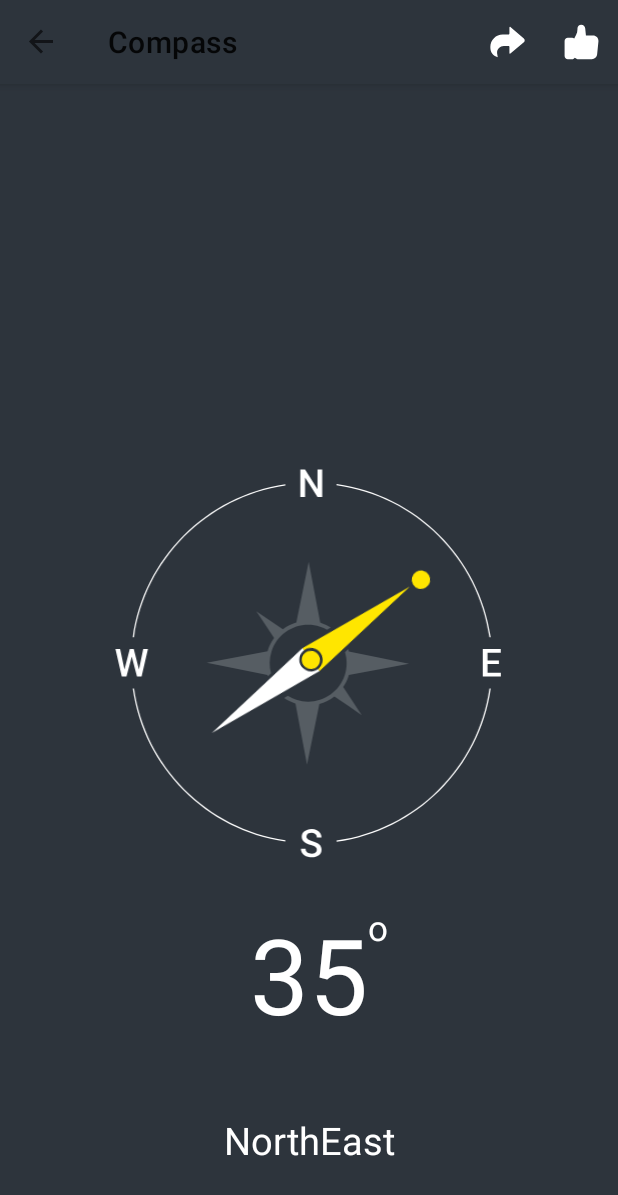
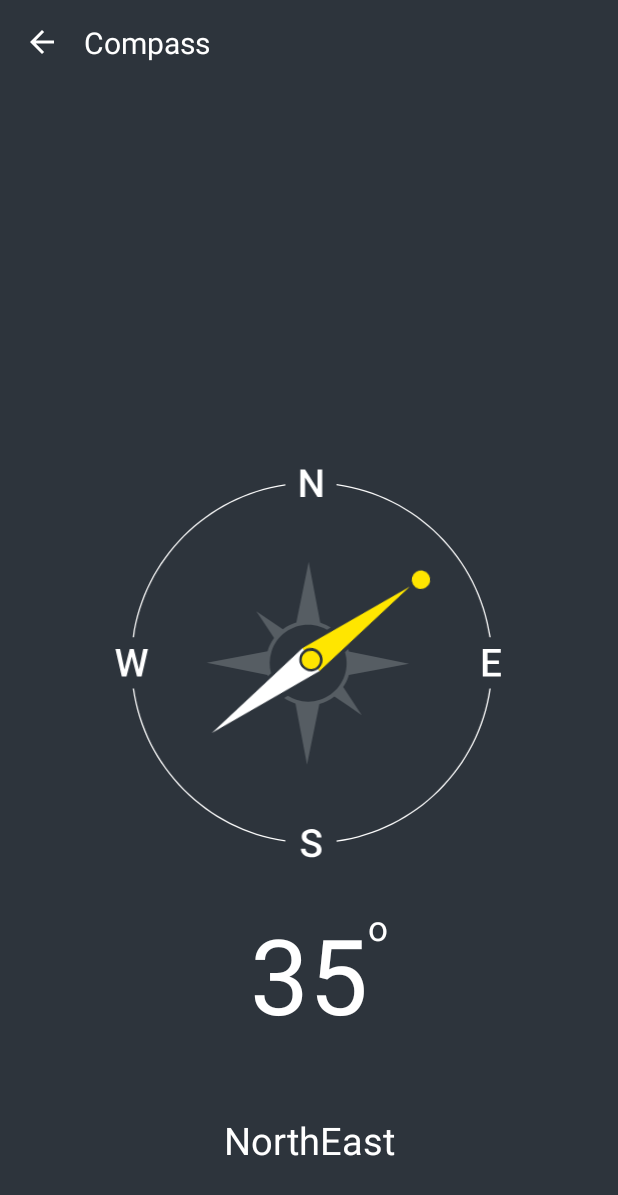
Before and after one commit to Mohd-Sohaib/FlashLight, an Android app: the CompassFrag screen opened through its navigation route, on a phone screen of 412 x 824 dp. Shown: the top 1195 px of the screen. Run offline under Robolectric (Android 15) with nearby library versions, the phone set to English and light mode, and no system bars; our stand-ins replace navigation-ui; 1 statement that could not run was skipped.

Commit message:
toolbar remove, changes design

```diff
--- a/app/build.gradle
+++ b/app/build.gradle
@@ -45,6 +45,9 @@ dependencies {
     implementation 'androidx.navigation:navigation-fragment-ktx:2.6.0'
     implementation 'androidx.navigation:navigation-ui-ktx:2.6.0'
     implementation 'androidx.core:core-ktx:1.10.1'
+    implementation 'androidx.lifecycle:lifecycle-viewmodel-ktx:2.6.1'
+    implementation 'androidx.activity:activity-ktx:1.7.2'
+    implementation 'androidx.fragment:fragment-ktx:1.6.0'
     testImplementation 'junit:junit:4.13.2'
     androidTestImplementation 'androidx.test.ext:junit:1.1.5'
     androidTestImplementation 'androidx.test.espresso:espresso-core:3.5.1'
--- a/app/src/main/java/com/example/flashlight/ui/MainActivity.kt
+++ b/app/src/main/java/com/example/flashlight/ui/MainActivity.kt
@@ -22,34 +22,12 @@ class MainActivity : AppCompatActivity() {
         _binding = ActivityMainBinding.inflate(layoutInflater)
         setContentView(binding.root)
 
-        setSupportActionBar(binding.toolbar)
-        supportActionBar?.displayOptions.toString()
 
 
-        val navHostFragment = supportFragmentManager.findFragmentById(R.id.my_nav_host_fragment) as NavHostFragment
-        val navController = navHostFragment.navController
-        val config = AppBarConfiguration(navController.graph)
+//        val navHostFragment = supportFragmentManager.findFragmentById(R.id.my_nav_host_fragment) as NavHostFragment
+//        val navController = navHostFragment.navController
+//        val config = AppBarConfiguration(navController.graph)
 
-        findViewById<Toolbar>(R.id.toolbar).setupWithNavController(navController,config)
-    }
-
-
-    override fun onCreateOptionsMenu(menu: Menu?): Boolean {
-        menuInflater.inflate(R.menu.menu_option, menu)
-        return true
-    }
-
-    override fun onOptionsItemSelected(item: MenuItem): Boolean {
-      when(item.itemId){
-          R.id.rating -> {
-              val bottomSheetRating =  BottomSheetRatingFrag()
-              bottomSheetRating.show(supportFragmentManager,bottomSheetRating.tag)
-          }
-          R.id.share -> {
-              Toast.makeText(this,"Share Selected", Toast.LENGTH_SHORT).show()
-          }
-      }
-        return super.onOptionsItemSelected(item)
     }
 
     override fun onDestroy() {
--- a/app/src/main/java/com/example/flashlight/ui/fragments/CompassFrag.kt
+++ b/app/src/main/java/com/example/flashlight/ui/fragments/CompassFrag.kt
@@ -5,6 +5,8 @@ import androidx.fragment.app.Fragment
 import android.view.LayoutInflater
 import android.view.View
 import android.view.ViewGroup
+import androidx.navigation.fragment.findNavController
+import com.example.flashlight.R
 import com.example.flashlight.databinding.FragmentCompassBinding
 
 
@@ -22,4 +24,13 @@ class CompassFrag : Fragment() {
 
     }
 
+    override fun onViewCreated(view: View, savedInstanceState: Bundle?) {
+        super.onViewCreated(view, savedInstanceState)
+
+        binding.imgBack.setOnClickListener {
+            findNavController().navigate(R.id.action_compassFrag_to_homeFrag)
+        }
+
+    }
+
 }
--- a/app/src/main/java/com/example/flashlight/ui/fragments/HomeFrag.kt
+++ b/app/src/main/java/com/example/flashlight/ui/fragments/HomeFrag.kt
@@ -3,6 +3,7 @@ package com.example.flashlight.ui.fragments
 import android.annotation.SuppressLint
 import android.content.Context
 import android.content.pm.PackageManager
+import android.graphics.Color
 import android.hardware.camera2.CameraAccessException
 import android.hardware.camera2.CameraManager
 import android.hardware.camera2.CameraManager.TorchCallback
@@ -13,9 +14,13 @@ import android.view.View
 import android.view.ViewGroup
 import android.widget.Toast
 import androidx.activity.OnBackPressedCallback
+import androidx.lifecycle.AndroidViewModel
+import androidx.lifecycle.Observer
+import androidx.lifecycle.ViewModelProvider
 import androidx.navigation.fragment.findNavController
 import com.example.flashlight.R
 import com.example.flashlight.databinding.FragmentHomeBinding
+import com.example.flashlight.ui.viewModel.MainViewModel
 import com.google.android.material.bottomsheet.BottomSheetDialogFragment
 
 
@@ -25,7 +30,7 @@ class HomeFrag : BottomSheetDialogFragment() {
 
     private lateinit var cameraManager: CameraManager
     private lateinit var cameraId : String
-    private lateinit var batteryManager: BatteryManager
+    private lateinit var viewModel : MainViewModel
     private lateinit var torchCallback: TorchCallback
 
 
@@ -40,7 +45,10 @@ class HomeFrag : BottomSheetDialogFragment() {
         if(!isFlashAvailable){
            Toast.makeText(requireContext(),"Flash Not found...!", Toast.LENGTH_SHORT).show()
         }
-        batteryManager = activity?.getSystemService(Context.BATTERY_SERVICE) as BatteryManager
+
+        //creating instance of our ViewModel
+        viewModel = ViewModelProvider(this)[MainViewModel::class.java]
+        viewModel.getBatteryStatus()
 
         cameraManager = activity?.getSystemService(Context.CAMERA_SERVICE) as CameraManager
         try {
@@ -57,7 +65,6 @@ class HomeFrag : BottomSheetDialogFragment() {
 
         binding.btnOn.visibility = View.INVISIBLE
         binding.imgLightOn.visibility = View.INVISIBLE
-        binding.txtTorchOn.visibility = View.INVISIBLE
         binding.line1.visibility = View.INVISIBLE
         binding.line2.visibility = View.INVISIBLE
         binding.line3.visibility = View.INVISIBLE
@@ -69,8 +76,9 @@ class HomeFrag : BottomSheetDialogFragment() {
             binding.btnOn.visibility = View.VISIBLE
             binding.imgLightOff.visibility = View.INVISIBLE
             binding.imgLightOn.visibility = View.VISIBLE
-            binding.txtTorchOff.visibility = View.INVISIBLE
-            binding.txtTorchOn.visibility = View.VISIBLE
+            binding.txtTorchStatus.visibility = View.VISIBLE
+            binding.txtTorchStatus.text = "Torch On"
+            binding.txtTorchStatus.setTextColor(resources.getColor(R.color.white))
             flashLightOFF()
         }
 
@@ -79,8 +87,9 @@ class HomeFrag : BottomSheetDialogFragment() {
             binding.btnOff.visibility = View.VISIBLE
             binding.imgLightOn.visibility = View.INVISIBLE
             binding.imgLightOff.visibility = View.VISIBLE
-            binding.txtTorchOn.visibility = View.INVISIBLE
-            binding.txtTorchOff.visibility = View.VISIBLE
+            binding.txtTorchStatus.visibility = View.VISIBLE
+            binding.txtTorchStatus.text = "Torch Off"
+            binding.txtTorchStatus.setTextColor(resources.getColor(R.color.off_color))
             flashLightON()
         }
 
@@ -88,18 +97,21 @@ class HomeFrag : BottomSheetDialogFragment() {
             findNavController().navigate(R.id.action_homeFrag_to_compassFrag)
         }
 
-        val percentage = batteryManager.getIntProperty(BatteryManager.BATTERY_PROPERTY_CAPACITY)
-        binding.txtBatteryPercentage.text = "$percentage%"
-        if(percentage <= 20){
+        //observing the percentage
+        viewModel.percentage().observe(this, Observer {
+            val percentage = it.toString()
+            binding.txtBatteryPercentage.text = "$it%"
+
+            if(percentage <= 20.toString()){
                 binding.line1.visibility = View.VISIBLE
-        }else if(percentage < 45){
+            }else if(percentage < 45.toString()){
                 binding.line1.visibility = View.VISIBLE
                 binding.line2.visibility = View.VISIBLE
-        }else if(percentage < 65){
+            }else if(percentage < 65.toString()){
                 binding.line1.visibility = View.VISIBLE
                 binding.line2.visibility = View.VISIBLE
                 binding.line3.visibility = View.VISIBLE
-        }else if(percentage <= 90){
+            }else if(percentage <= 90.toString()){
                 binding.line1.visibility = View.VISIBLE
                 binding.line2.visibility = View.VISIBLE
                 binding.line3.visibility = View.VISIBLE
@@ -111,7 +123,9 @@ class HomeFrag : BottomSheetDialogFragment() {
                 binding.line4.visibility = View.VISIBLE
                 binding.line5.visibility = View.VISIBLE
             }
+        })
 
+        //controlling back-pressed
         requireActivity().onBackPressedDispatcher
             .addCallback(this, object : OnBackPressedCallback(true){
                 override fun handleOnBackPressed() {
@@ -119,6 +133,15 @@ class HomeFrag : BottomSheetDialogFragment() {
                     bottomSheetExit.show(fragmentManager!!,bottomSheetExit.tag)
                 }
             })
+
+        binding.imgRate.setOnClickListener {
+            val bottomSheetRating =  BottomSheetRatingFrag()
+            bottomSheetRating.show(fragmentManager!!,bottomSheetRating.tag)
+        }
+
+        binding.imgShare.setOnClickListener {
+            Toast.makeText(requireContext(),"Share Selected!!" , Toast.LENGTH_SHORT).show()
+        }
     }
 
 
--- /dev/null
+++ b/app/src/main/java/com/example/flashlight/ui/viewModel/MainViewModel.kt
@@ -0,0 +1,22 @@
+package com.example.flashlight.ui.viewModel
+
+import android.app.Application
+import android.content.Context
+import android.os.BatteryManager
+import androidx.lifecycle.AndroidViewModel
+import androidx.lifecycle.LiveData
+import androidx.lifecycle.MutableLiveData
+
+class MainViewModel(application: Application) : AndroidViewModel(application) {
+    private val _percentage =  MutableLiveData<Int>()
+    fun percentage() : LiveData<Int>{
+        return _percentage
+    }
+
+    fun getBatteryStatus() {
+        val batteryManager: BatteryManager = getApplication<Application>()
+            .getSystemService(Context.BATTERY_SERVICE) as BatteryManager
+
+        _percentage.value =  batteryManager.getIntProperty(BatteryManager.BATTERY_PROPERTY_CAPACITY)
+    }
+}
--- /dev/null
+++ b/app/src/main/res/drawable/ic_back_arrow.xml
@@ -0,0 +1,5 @@
+<vector android:autoMirrored="true" android:height="24dp"
+    android:tint="#FFFFFF" android:viewportHeight="24"
+    android:viewportWidth="24" android:width="24dp" xmlns:android="http://schemas.android.com/apk/res/android">
+    <path android:fillColor="@android:color/white" android:pathData="M20,11H7.83l5.59,-5.59L12,4l-8,8 8,8 1.41,-1.41L7.83,13H20v-2z"/>
+</vector>
--- a/app/src/main/res/layout/activity_main.xml
+++ b/app/src/main/res/layout/activity_main.xml
@@ -5,26 +5,6 @@
     android:layout_width="match_parent"
     android:layout_height="match_parent"
     tools:context=".ui.MainActivity">
-
-    <com.google.android.material.appbar.AppBarLayout
-        android:id="@+id/appbar"
-        android:layout_width="match_parent"
-        android:layout_height="wrap_content"
-        app:layout_constraintEnd_toEndOf="parent"
-        app:layout_constraintStart_toStartOf="parent"
-        app:layout_constraintTop_toTopOf="parent" >
-
-        <androidx.appcompat.widget.Toolbar
-            android:id="@+id/toolbar"
-            android:layout_width="match_parent"
-            android:layout_height="match_parent"
-            android:background="@color/home_frag_bg"
-            android:minHeight="?attr/actionBarSize"
-            app:layout_constraintEnd_toEndOf="@id/toolbar"
-            app:layout_constraintStart_toStartOf="@id/toolbar"
-            app:layout_constraintTop_toTopOf="@id/toolbar"/>
-
-    </com.google.android.material.appbar.AppBarLayout>
 
 
     <androidx.fragment.app.FragmentContainerView
@@ -38,7 +18,7 @@
         app:layout_constraintEnd_toEndOf="parent"
         app:layout_constraintHorizontal_bias="0.0"
         app:layout_constraintStart_toStartOf="parent"
-        app:layout_constraintTop_toBottomOf="@+id/appbar"
+        app:layout_constraintTop_toTopOf="parent"
         app:layout_constraintVertical_bias="0.232"
         app:navGraph="@navigation/nav_graph" />
 
--- a/app/src/main/res/layout/fragment_compass.xml
+++ b/app/src/main/res/layout/fragment_compass.xml
@@ -82,5 +82,27 @@
         app:layout_constraintTop_toTopOf="@+id/textView"
         app:layout_constraintVertical_bias="0.0" />
 
+    <ImageView
+        android:id="@+id/img_back"
+        android:layout_width="wrap_content"
+        android:layout_height="wrap_content"
+        android:layout_marginTop="16dp"
+        android:layout_marginStart="16dp"
+        android:src="@drawable/ic_back_arrow"
+        app:layout_constraintStart_toStartOf="parent"
+        app:layout_constraintTop_toTopOf="parent" />
+
+    <TextView
+        android:id="@+id/txt"
+        android:layout_width="wrap_content"
+        android:layout_height="wrap_content"
+        android:text="@string/txt_compass"
+        android:textColor="@color/white"
+        android:layout_marginStart="16dp"
+        android:textSize="20sp"
+        app:layout_constraintBottom_toBottomOf="@+id/img_back"
+        app:layout_constraintStart_toEndOf="@+id/img_back"
+        app:layout_constraintTop_toTopOf="@+id/img_back" />
+
 
 </androidx.constraintlayout.widget.ConstraintLayout>
--- a/app/src/main/res/values/colors.xml
+++ b/app/src/main/res/values/colors.xml
@@ -10,4 +10,5 @@
     <color name="home_frag_bg">#2D343C</color>
     <color name="yellow">#FFE600</color>
     <color name="ruler_color">#394149</color>
+    <color name="off_color">#7E8184</color>
 </resources>
```
Also changed, not shown: app/src/main/java/com/example/flashlight/ui/viewModel/mainViewModel.kt (deleted, +0 -14 lines), app/src/main/res/layout/fragment_home.xml (+36 -18 lines). Lines whose indentation alone changed are shown as unchanged.
